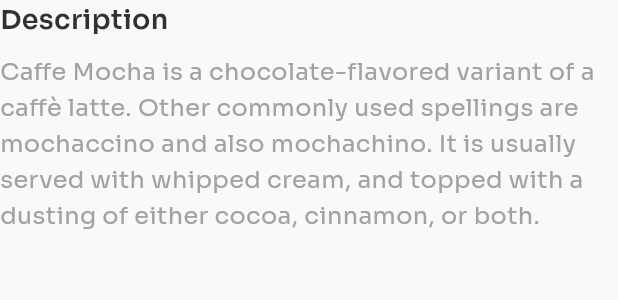
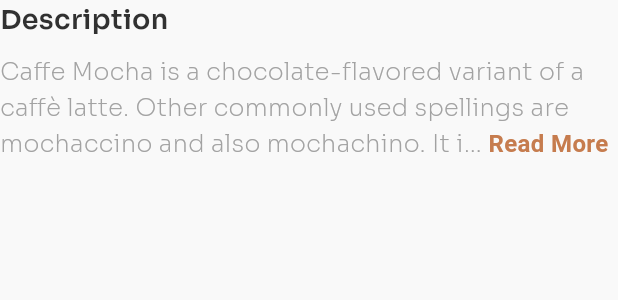
Before and after one commit to Reh4m/flutter-coffee-shop-app, a Flutter app: the ProductDescriptionWidget widget shown alone on an empty page, opened directly, on a phone screen of 412 x 824 dp. Shown: the top 300 px of the screen. Run offline on Flutter 3.47's test engine with Material 3 defaults, Android fonts, the phone set to English and light mode, and no system bars; drawn by our look-alikes of readmore; our stand-ins replace google_fonts.

Commit message:
Chore: Read More widget added to Product Description

```diff
--- a/lib/src/screens/product/widgets/product_description_widget.dart
+++ b/lib/src/screens/product/widgets/product_description_widget.dart
@@ -1,5 +1,6 @@
 import 'package:coffe_shop_app/src/themes/light_theme.dart';
 import 'package:flutter/material.dart';
+import 'package:readmore/readmore.dart';
 
 class ProductDescriptionWidget extends StatelessWidget {
   const ProductDescriptionWidget({super.key});
@@ -22,12 +23,29 @@ class ProductDescriptionWidget extends StatelessWidget {
             ),
           ),
           const SizedBox(height: 10),
-          Text(
+          ReadMoreText(
             'Caffe Mocha is a chocolate-flavored variant of a caffè latte. Other commonly used spellings are mochaccino and also mochachino. It is usually served with whipped cream, and topped with a dusting of either cocoa, cinnamon, or both.',
+            trimMode: TrimMode.Line,
+            trimLines: 3,
+            trimCollapsedText: 'Read More',
+            trimExpandedText: 'Show Less',
+            colorClickableText: LightTheme.primaryColor,
             style: const TextStyle(
               color: LightTheme.textLightColor,
               fontSize: 16,
-              fontWeight: FontWeight.w400,
+              fontWeight: FontWeight.w200,
+              height: 1.5,
+            ),
+            moreStyle: TextStyle(
+              color: LightTheme.primaryColor,
+              fontSize: 16,
+              fontWeight: FontWeight.w600,
+              height: 1.5,
+            ),
+            lessStyle: TextStyle(
+              color: LightTheme.primaryColor,
+              fontSize: 16,
+              fontWeight: FontWeight.w600,
               height: 1.5,
             ),
           ),
```
